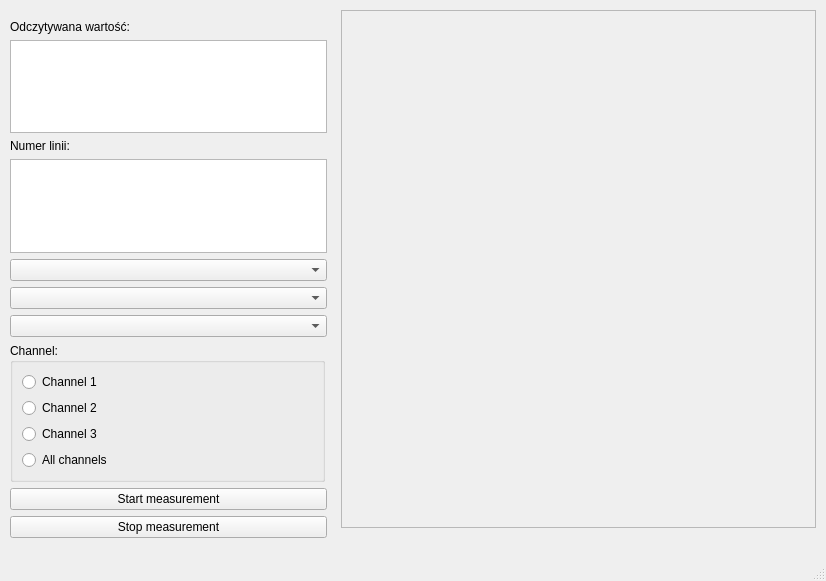
The window that mainwindow.ui (adiakimson/emg_desktop) describes before a commit, drawn with Qt 5.
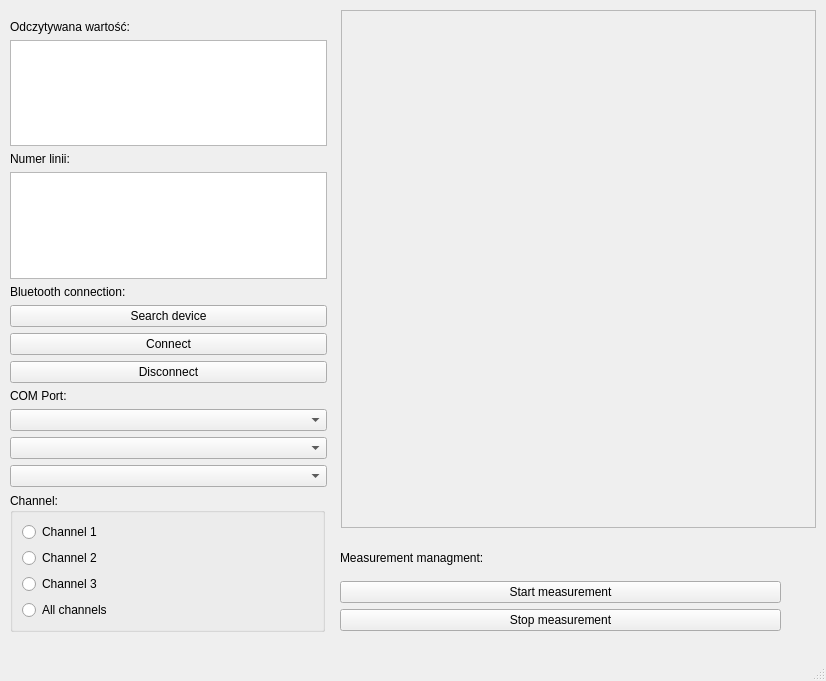
The same window after the commit.

Diff of the .ui file:
```diff
--- a/mainwindow.ui
+++ b/mainwindow.ui
@@ -7,7 +7,7 @@
     <x>0</x>
     <y>0</y>
     <width>826</width>
-    <height>581</height>
+    <height>681</height>
    </rect>
   </property>
   <property name="windowTitle">
@@ -30,13 +30,13 @@
      <enum>QFrame::Raised</enum>
     </property>
    </widget>
-   <widget class="QWidget" name="">
+   <widget class="QWidget" name="layoutWidget">
     <property name="geometry">
      <rect>
       <x>10</x>
       <y>20</y>
       <width>317</width>
-      <height>518</height>
+      <height>612</height>
      </rect>
     </property>
     <layout class="QVBoxLayout" name="verticalLayout_2">
@@ -60,6 +60,41 @@
      <item>
       <widget class="QPlainTextEdit" name="plainTextEdit_2"/>
      </item>
+     <item>
+      <widget class="QLabel" name="label_3">
+       <property name="text">
+        <string>Bluetooth connection:</string>
+       </property>
+      </widget>
+     </item>
+     <item>
+      <widget class="QPushButton" name="search">
+       <property name="text">
+        <string>Search device</string>
+       </property>
+      </widget>
+     </item>
+     <item>
+      <widget class="QPushButton" name="connection">
+       <property name="text">
+        <string>Connect</string>
+       </property>
+      </widget>
+     </item>
+     <item>
+      <widget class="QPushButton" name="disconnect">
+       <property name="text">
+        <string>Disconnect</string>
+       </property>
+      </widget>
+     </item>
+     <item>
+      <widget class="QLabel" name="label_4">
+       <property name="text">
+        <string>COM Port:</string>
+       </property>
+      </widget>
+     </item>
      <item>
       <widget class="QComboBox" name="comboBox">
        <property name="currentText">
@@ -114,6 +149,25 @@
          </widget>
         </item>
        </layout>
+      </widget>
+     </item>
+    </layout>
+   </widget>
+   <widget class="QWidget" name="verticalLayoutWidget">
+    <property name="geometry">
+     <rect>
+      <x>340</x>
+      <y>540</y>
+      <width>441</width>
+      <height>91</height>
+     </rect>
+    </property>
+    <layout class="QVBoxLayout" name="verticalLayout_3">
+     <item>
+      <widget class="QLabel" name="label_5">
+       <property name="text">
+        <string>Measurement managment:</string>
+       </property>
       </widget>
      </item>
      <item>
```
